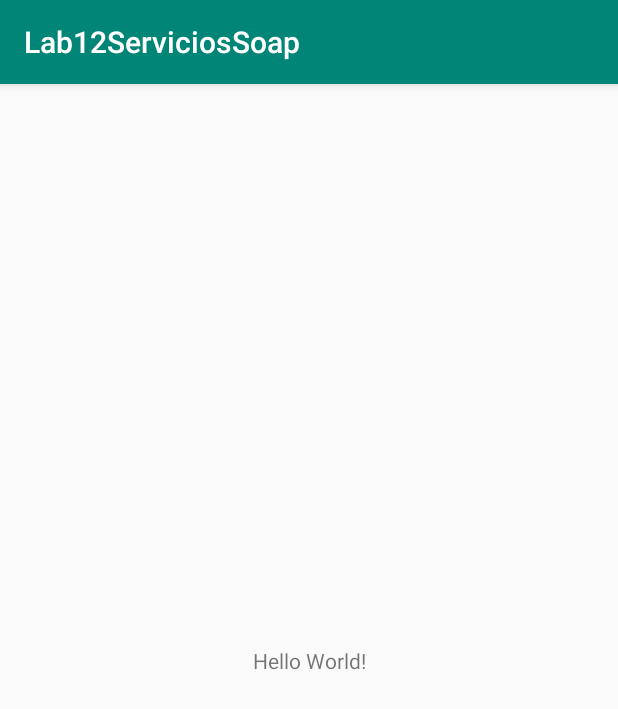
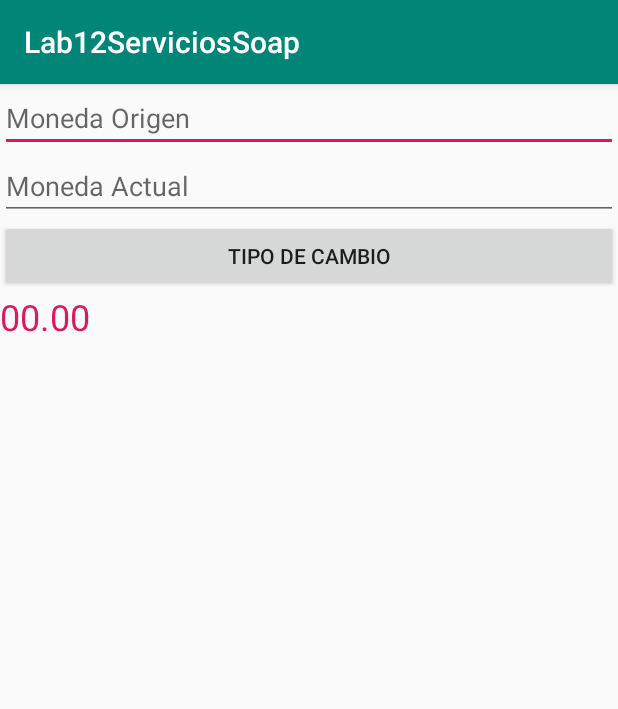
Before and after one commit to lobo6296/ServiciosSoapAndroid_ejemplo1, an Android app: the screen it shows after launch (MainActivity), on a phone screen of 412 x 824 dp. Shown: the top 709 px of the screen. Run offline under Robolectric (Android 15) with nearby library versions, the phone set to English and light mode, and no system bars.

```diff
--- a/app/build.gradle
+++ b/app/build.gradle
@@ -19,10 +19,11 @@ android {
 }
 
 dependencies {
-    implementation fileTree(dir: 'libs', include: ['*.jar'])
+    implementation fileTree(include: ['*.jar'], dir: 'libs')
     implementation 'com.android.support:appcompat-v7:28.0.0'
     implementation 'com.android.support.constraint:constraint-layout:1.1.3'
     testImplementation 'junit:junit:4.12'
     androidTestImplementation 'com.android.support.test:runner:1.0.2'
     androidTestImplementation 'com.android.support.test.espresso:espresso-core:3.0.2'
+    implementation files('libs/ksoap2-android-assembly-3.0.0-jar-with-dependencies.jar')
 }
--- a/app/src/main/AndroidManifest.xml
+++ b/app/src/main/AndroidManifest.xml
@@ -2,6 +2,7 @@
 <manifest xmlns:android="http://schemas.android.com/apk/res/android"
     package="com.example.jose.lab12serviciossoap">
 
+    <uses-permission android:name="android.permission.INTERNET"/>
     <application
         android:allowBackup="true"
         android:icon="@mipmap/ic_launcher"
--- a/app/src/main/res/layout/activity_main.xml
+++ b/app/src/main/res/layout/activity_main.xml
@@ -6,13 +6,39 @@
     android:layout_height="match_parent"
     tools:context=".MainActivity">
 
-    <TextView
-        android:layout_width="wrap_content"
-        android:layout_height="wrap_content"
-        android:text="Hello World!"
-        app:layout_constraintBottom_toBottomOf="parent"
-        app:layout_constraintLeft_toLeftOf="parent"
-        app:layout_constraintRight_toRightOf="parent"
-        app:layout_constraintTop_toTopOf="parent" />
+    <LinearLayout
+        android:layout_width="match_parent"
+        android:layout_height="match_parent"
+        android:orientation="vertical">
 
+        <EditText
+            android:id="@+id/param1Txt"
+            android:layout_width="match_parent"
+            android:layout_height="wrap_content"
+            android:ems="10"
+            android:hint="Moneda Origen"
+            android:inputType="textPersonName" />
+
+        <EditText
+            android:id="@+id/param2Txt"
+            android:layout_width="match_parent"
+            android:layout_height="wrap_content"
+            android:ems="10"
+            android:hint="Moneda Actual"
+            android:inputType="textPersonName" />
+
+        <Button
+            android:id="@+id/convertirBtn"
+            android:layout_width="match_parent"
+            android:layout_height="wrap_content"
+            android:text="Tipo de Cambio" />
+
+        <TextView
+            android:id="@+id/resultaView"
+            android:layout_width="match_parent"
+            android:layout_height="wrap_content"
+            android:text="00.00"
+            android:textColor="@color/colorAccent"
+            android:textSize="24sp" />
+    </LinearLayout>
 </android.support.constraint.ConstraintLayout>
--- a/app/src/main/res/values/colors.xml
+++ b/app/src/main/res/values/colors.xml
@@ -2,5 +2,5 @@
 <resources>
     <color name="colorPrimary">#008577</color>
     <color name="colorPrimaryDark">#00574B</color>
-    <color name="colorAccent">#D81B60</color>
+    <color name="colorAccent">#d81b60</color>
 </resources>
```
Also changed, not shown: app/libs/ksoap2-android-assembly-3.0.0-jar-with-dependencies.jar (added).
